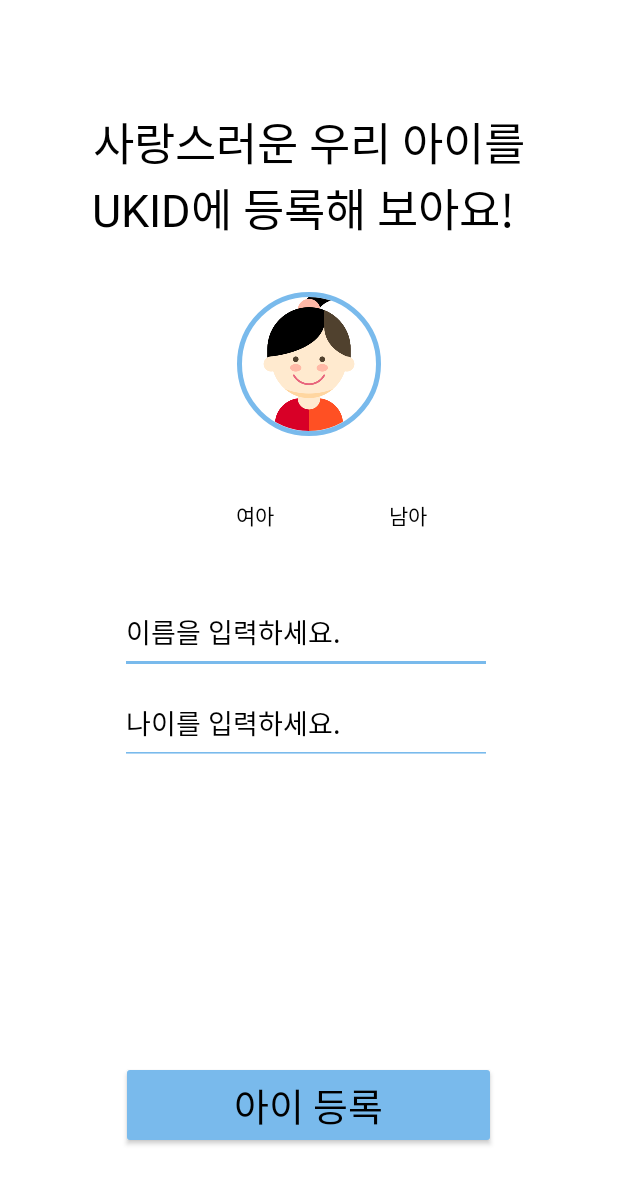
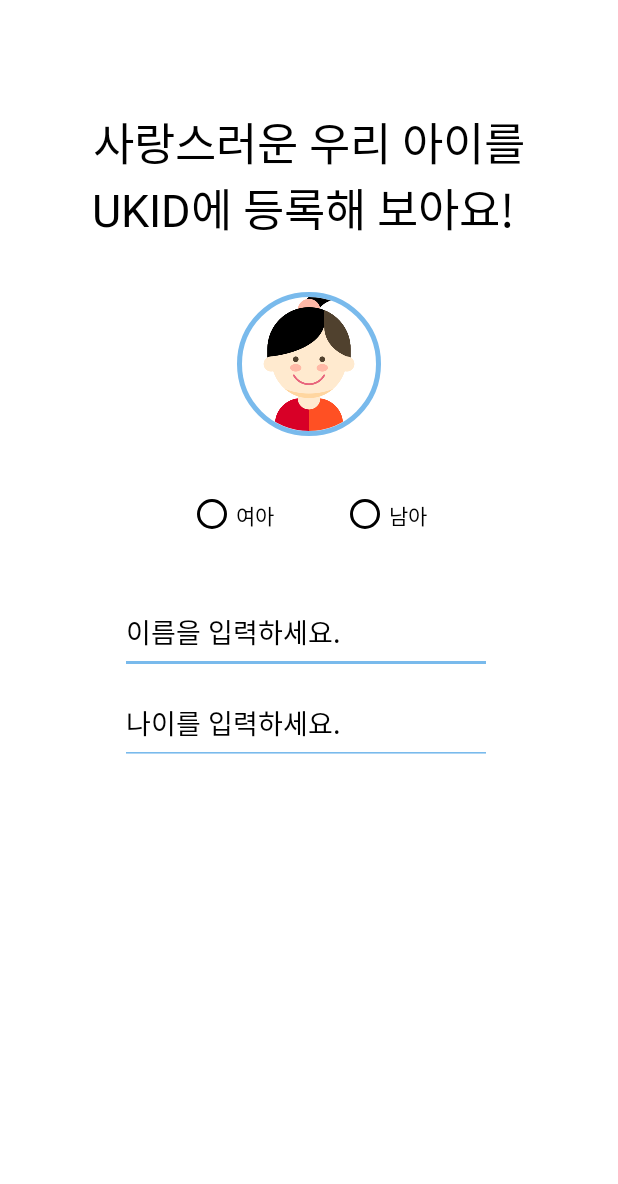
Before and after one commit to sion9262/ukid, an Android app: the SetUserInfoActivity screen opened directly, with no data from a screen before it, on a phone screen of 412 x 824 dp. Shown: the top 1184 px of the screen. Run offline under Robolectric (Android 15) with nearby library versions, the phone set to English and light mode, and no system bars; our stand-ins replace CircleImageView.

Commit message:
검은색 text path

```diff
--- a/app/src/main/AndroidManifest.xml
+++ b/app/src/main/AndroidManifest.xml
@@ -23,7 +23,7 @@
             android:theme="@style/Theme.AppCompat.NoActionBar"/>
 
         <activity android:name=".LoadingActivity"
-            android:theme="@style/Theme.AppCompat.NoActionBar">
+            android:theme="@style/AppTheme.NoActionBar">
             <intent-filter>
                 <action android:name="android.intent.action.MAIN" />
                 <category android:name="android.intent.category.LAUNCHER" />
@@ -32,9 +32,9 @@
         <activity android:name=".LoginActivity"/>
         <activity android:name=".RegisterActivity"/>
         <activity android:name=".SetUserInfoActivity"
-            android:theme="@style/Theme.AppCompat.NoActionBar"/>
+            android:theme="@style/Theme.AppCompat.Light.NoActionBar"/>
         <activity android:name=".MyPageActivity"
-            android:theme="@style/Theme.AppCompat.NoActionBar"/>
+            android:theme="@style/AppTheme.NoActionBar"/>
         <activity
             android:name=".DetectorActivity">
         </activity>
--- a/app/src/main/java/com/example/ukidapp/MyPageActivity.java
+++ b/app/src/main/java/com/example/ukidapp/MyPageActivity.java
@@ -76,7 +76,7 @@ public class MyPageActivity extends AppCompatActivity {
         String music = pref.getString("music", "0");
         String physical = pref.getString("physical", "0");
         String nature = pref.getString("nature", "0");
-
+        System.out.println(music);
         dataVals.add(new PieEntry(Float.parseFloat(language), "언어지능"));
         dataVals.add(new PieEntry(Float.parseFloat(math), "수학지능"));
         dataVals.add(new PieEntry(Float.parseFloat(relationship), "인간관계지능"));
--- a/app/src/main/java/com/example/ukidapp/SetUserInfoActivity.java
+++ b/app/src/main/java/com/example/ukidapp/SetUserInfoActivity.java
@@ -106,6 +106,8 @@ public class SetUserInfoActivity extends AppCompatActivity implements View.OnCli
                     pageIndex--;
                     setFrag(pageIndex);
                 }
+                break;
+
         }
     }
 
@@ -116,14 +118,14 @@ public class SetUserInfoActivity extends AppCompatActivity implements View.OnCli
         switch (n) {
             case 1 :
                 prev.setVisibility(View.INVISIBLE);
-                next.setVisibility(View.VISIBLE);
-                next.setText("아이 등록");
+                next.setVisibility(View.INVISIBLE);
                 tran.replace(R.id.SetUser, this.userInfoFragment);
                 tran.commit();
                 break;
             case 2:
                 if (userInfoFragment.checkData()){
                     prev.setVisibility(View.VISIBLE);
+                    next.setVisibility(View.VISIBLE);
                     tran.replace(R.id.SetUser, this.languageFragment);
                     tran.commit();
                 }else {
--- a/app/src/main/java/com/example/ukidapp/ui/UserSetUp/UserInfoFragment.java
+++ b/app/src/main/java/com/example/ukidapp/ui/UserSetUp/UserInfoFragment.java
@@ -4,6 +4,7 @@ import android.os.Bundle;
 import android.view.LayoutInflater;
 import android.view.View;
 import android.view.ViewGroup;
+import android.widget.Button;
 import android.widget.EditText;
 import android.widget.TextView;
 
@@ -12,6 +13,7 @@ import androidx.annotation.Nullable;
 import androidx.fragment.app.Fragment;
 
 import com.example.ukidapp.R;
+import com.example.ukidapp.SetUserInfoActivity;
 
 import org.json.JSONException;
 import org.json.JSONObject;
@@ -21,6 +23,7 @@ public class UserInfoFragment extends Fragment {
     EditText name;
     EditText age;
     String test;
+    Button Firstnext;
     @Nullable
     @Override
     public View onCreateView(LayoutInflater inflater, @Nullable ViewGroup container, Bundle savedInstanceState) {
@@ -33,7 +36,13 @@ public class UserInfoFragment extends Fragment {
         age = (EditText)view.findViewById(R.id.age);
 
 
-
+        Firstnext = (Button)view.findViewById(R.id.FirstnextButton);
+        Firstnext.setOnClickListener(new View.OnClickListener() {
+            @Override
+            public void onClick(View v) {
+                ((SetUserInfoActivity)getActivity()).setFrag(2);
+            }
+        });
 
         return view;
     }
@@ -64,4 +73,5 @@ public class UserInfoFragment extends Fragment {
 
         return data;
     }
+
 }
--- a/app/src/main/res/layout/activity_setup.xml
+++ b/app/src/main/res/layout/activity_setup.xml
@@ -18,11 +18,22 @@
             android:layout_width="100dp"
             android:layout_height="50dp"
             android:layout_gravity="center"
+            android:text="&lt; 이전"
             android:textColor="@color/maincolor"
             android:textSize="17dp"
             app:backgroundTint="@color/ic_logo_background"
-            app:icon="@drawable/left_arrow" />
-
+            />
+        <Button
+            style="@style/Widget.AppCompat.Button.Borderless"
+            android:id="@+id/nextButton"
+            android:layout_width="100dp"
+            android:layout_height="50dp"
+            android:layout_marginLeft="200dp"
+            android:text="다음 &gt;"
+            android:textSize="17dp"
+            android:layout_gravity="center"
+            android:textColor="@color/maincolor"
+            app:backgroundTint="@color/cardview_light_background"/>
     </LinearLayout>
 
     <FrameLayout
@@ -36,15 +47,7 @@
         android:layout_height="match_parent"
         android:layout_weight="0.8">
 
-        <Button
-            android:id="@+id/nextButton"
-            android:layout_width="250dp"
-            android:layout_height="wrap_content"
-            android:layout_centerHorizontal="true"
-            app:backgroundTint="@color/action_bar"
-            android:text="다음"
-            android:textColor="#000000"
-            android:textSize="25dp" />
+
         <!--style="@style/Widget.AppCompat.Button.Borderless"-->
     </RelativeLayout>
 
--- a/app/src/main/res/layout/fragment_setup_userinfo.xml
+++ b/app/src/main/res/layout/fragment_setup_userinfo.xml
@@ -82,13 +82,16 @@
                 android:layout_marginStart="125dp"
                 android:layout_weight="0.5"
                 android:text="여아"
-                android:textColor="#000" />
+                android:buttonTint="#000"
+                android:textColor="#000"
+                />
 
             <RadioButton
                 android:layout_width="20dp"
                 android:layout_height="20dp"
                 android:layout_weight="1"
                 android:text="남아"
+                android:buttonTint="#000"
                 android:textColor="#000" />
 
         </RadioGroup>
@@ -115,9 +118,9 @@
             android:layout_marginStart="80dp"
             android:backgroundTint="#79baec"
             android:hint="나이를 입력하세요."
+            android:text=""
             android:textColor="#000000"
             android:textColorHint="#000"
-            android:text=""
             app:layout_constraintBottom_toTopOf="@+id/guideline4"
             app:layout_constraintEnd_toEndOf="parent"
             app:layout_constraintHorizontal_bias="0.0"
@@ -125,5 +128,20 @@
             app:layout_constraintTop_toTopOf="@+id/guideline3"
             app:layout_constraintVertical_bias="0.741" />
 
+        <Button
+            android:id="@+id/FirstnextButton"
+            android:layout_width="250dp"
+            android:layout_height="wrap_content"
+            android:layout_centerHorizontal="true"
+            android:text="다음"
+            android:textColor="#000000"
+            android:textSize="25dp"
+            app:backgroundTint="@color/action_bar"
+            app:layout_constraintBottom_toTopOf="@+id/name"
+            app:layout_constraintEnd_toEndOf="@+id/age"
+            app:layout_constraintHorizontal_bias="1.0"
+            app:layout_constraintStart_toStartOf="parent"
+            app:layout_constraintTop_toBottomOf="@+id/age"
+            app:layout_constraintVertical_bias="0.0" />
     </androidx.constraintlayout.widget.ConstraintLayout>
 </LinearLayout>
--- a/app/src/main/res/values/styles.xml
+++ b/app/src/main/res/values/styles.xml
@@ -2,10 +2,11 @@
 
     <!-- Base application theme. -->
 
-    <style name="AppTheme" parent="Theme.MaterialComponents">
+    <style name="AppTheme" parent="Theme.AppCompat.NoActionBar">
         <!-- Customize your theme here. -->
-        <item name="colorPrimary">@android:color/transparent</item>
-        <item name="windowActionBarOverlay">true</item>
+        <item name="android:windowFullscreen">true</item>
+        <item name="windowNoTitle">true</item>
+        <item name="android:buttonTint">#000</item>
     </style>
 
     <style name="formStyle" parent="Widget.MaterialComponents.TextInputLayout.OutlinedBox">
@@ -20,15 +21,15 @@
     <style name="AppTheme.NoActionBar">
         <item name="windowActionBar">false</item>
         <item name="windowNoTitle">true</item>
-
+        <item name="android:buttonTint">#000</item>
     </style>
 
 
     <style name="AppTheme.AppBarOverlay" parent="ThemeOverlay.AppCompat.Dark.ActionBar">
-
+        <item name="android:buttonTint">#000</item>
     </style>
     <style name="AppTheme.PopupOverlay" parent="ThemeOverlay.AppCompat.Light" >
-
+        <item name="android:buttonTint">#000</item>
     </style>
 
 
```
